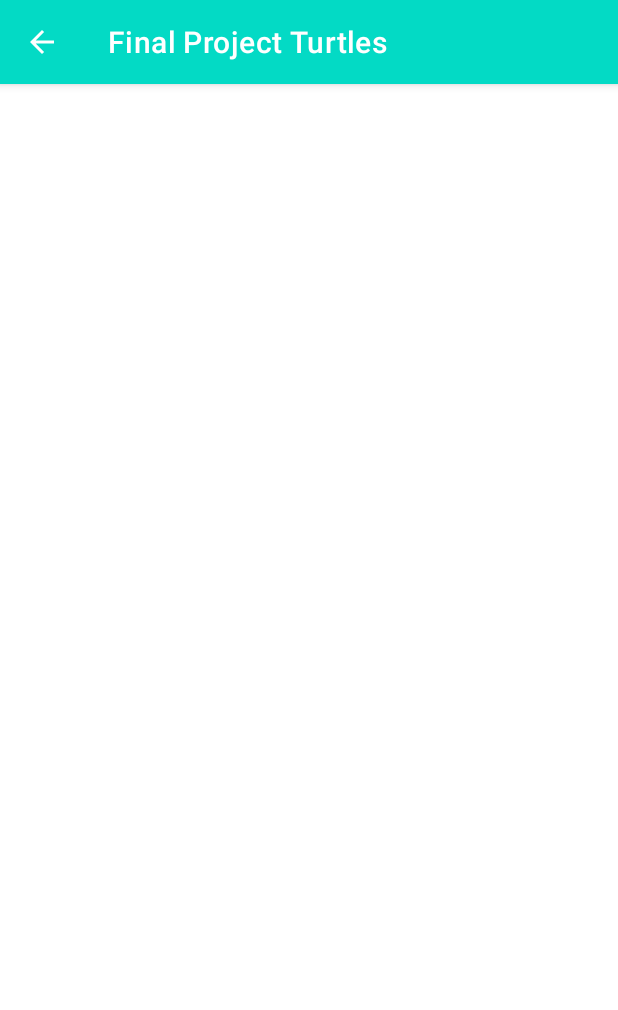
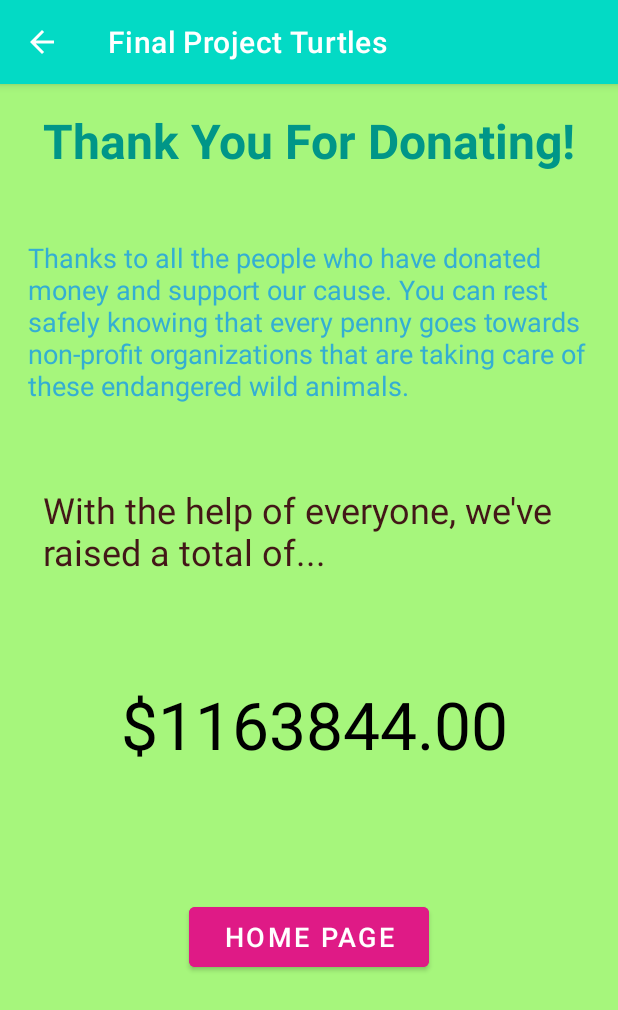
Before and after one commit to SakuretsuKumare/TheFinalTurtle2, an Android app: the ThankYouPage screen opened directly, with no data from a screen before it, on a phone screen of 412 x 824 dp. Shown: the top 1010 px of the screen. Run offline under Robolectric (Android 15) with nearby library versions, the phone set to English and light mode, and no system bars.

Commit message:
Thank You Page Added
This is the page where it brings you after you've donated x amount of money. There is a random number generator that displays the total amount of money from everyone that has donated. There is also a button at the bottom that will bring you back to the main page.

```diff
--- a/app/src/main/java/fsu/csc3560/sg/finalprojectturtles/DonateMoneyActivity.java
+++ b/app/src/main/java/fsu/csc3560/sg/finalprojectturtles/DonateMoneyActivity.java
@@ -21,13 +21,11 @@ public class DonateMoneyActivity extends AppCompatActivity {
     EditText sCode;
     Button payButton;
 
-
     @Override
     protected void onCreate(Bundle savedInstanceState) {
         super.onCreate(savedInstanceState);
         setContentView(R.layout.activity_donate_money);
 
-    /*
         firstName = findViewById(R.id.firstName);
         lastName = findViewById(R.id.lastName);
         cardNumber =  findViewById(R.id.cardNumber);
@@ -35,21 +33,20 @@ public class DonateMoneyActivity extends AppCompatActivity {
         year = findViewById(R.id.year);
         sCode = findViewById(R.id.sCode);
 
-        payButton.setOnClickListener(new View.OnClickListener(){
+        /*payButton.setOnClickListener(new View.OnClickListener(){
             @Override
-            public void onClick(View view){
+            public void onClick(View view) {
                 checkDataEntered();
             }
-        });
-        */
+        });*/
     }
-/*
+
     boolean isEmpty(EditText text) {
         CharSequence str = text.getText().toString();
         return TextUtils.isEmpty(str);
     }
 
-    void checkDataEntered() {
+    /*void checkDataEntered() {
         if (isEmpty(firstName)) {
             Toast.makeText(this, "You must enter first name to register!", Toast.LENGTH_SHORT).show();
         }
@@ -68,8 +65,8 @@ public class DonateMoneyActivity extends AppCompatActivity {
         if (isEmpty(sCode)) {
             Toast.makeText(this, "A security code is required!", Toast.LENGTH_SHORT).show();
         }
-    }
- */
+    }*/
+
     public void pay(View view) {
         Intent intent = new Intent(this, ThankYouPage.class);
         startActivity(intent);
--- a/app/src/main/java/fsu/csc3560/sg/finalprojectturtles/ThankYouPage.java
+++ b/app/src/main/java/fsu/csc3560/sg/finalprojectturtles/ThankYouPage.java
@@ -2,7 +2,14 @@ package fsu.csc3560.sg.finalprojectturtles;
 
 import androidx.appcompat.app.AppCompatActivity;
 
+import android.content.Intent;
 import android.os.Bundle;
+import android.view.View;
+import android.widget.TextView;
+
+import java.util.Random;
+
+// Some of this code was used from https://www.youtube.com/watch?v=z7QS2oHY0lM for random number
 
 public class ThankYouPage extends AppCompatActivity {
 
@@ -10,5 +17,14 @@ public class ThankYouPage extends AppCompatActivity {
     protected void onCreate(Bundle savedInstanceState) {
         super.onCreate(savedInstanceState);
         setContentView(R.layout.activity_thank_you_page);
+
+        final Random myRandom = new Random();
+        final TextView textGenerateNumber = (TextView)findViewById(R.id.randomNumber);
+        textGenerateNumber.setText("$" + String.valueOf(myRandom.nextInt(4000001)) + ".00");
+    }
+
+    public void homePage(View view) {
+        Intent intent = new Intent(this, MainActivity.class);
+        startActivity(intent);
     }
 }
--- a/app/src/main/res/layout/activity_thank_you_page.xml
+++ b/app/src/main/res/layout/activity_thank_you_page.xml
@@ -4,6 +4,75 @@
     xmlns:tools="http://schemas.android.com/tools"
     android:layout_width="match_parent"
     android:layout_height="match_parent"
+    android:background="#A6F67C"
     tools:context=".ThankYouPage">
 
+    <TextView
+        android:id="@+id/textView7"
+        android:layout_width="wrap_content"
+        android:layout_height="wrap_content"
+        android:layout_marginTop="16dp"
+        android:text="@string/thank_you_title_text"
+        android:textColor="#009688"
+        android:textSize="32sp"
+        android:textStyle="bold"
+        app:layout_constraintEnd_toEndOf="parent"
+        app:layout_constraintStart_toStartOf="parent"
+        app:layout_constraintTop_toTopOf="parent" />
+
+    <TextView
+        android:id="@+id/textView9"
+        android:layout_width="374dp"
+        android:layout_height="124dp"
+        android:layout_marginStart="16dp"
+        android:layout_marginTop="44dp"
+        android:layout_marginEnd="16dp"
+        android:text="@string/thanks_description_text"
+        android:textColor="#34AED3"
+        android:textSize="18sp"
+        app:layout_constraintEnd_toEndOf="parent"
+        app:layout_constraintHorizontal_bias="0.4"
+        app:layout_constraintStart_toStartOf="parent"
+        app:layout_constraintTop_toBottomOf="@+id/textView7" />
+
+    <TextView
+        android:id="@+id/textView10"
+        android:layout_width="354dp"
+        android:layout_height="59dp"
+        android:layout_marginStart="16dp"
+        android:layout_marginTop="40dp"
+        android:layout_marginEnd="16dp"
+        android:text="With the help of everyone, we've raised a total of..."
+        android:textColor="#431717"
+        android:textSize="24sp"
+        app:layout_constraintEnd_toEndOf="parent"
+        app:layout_constraintHorizontal_bias="0.494"
+        app:layout_constraintStart_toStartOf="parent"
+        app:layout_constraintTop_toBottomOf="@+id/textView9" />
+
+    <TextView
+        android:id="@+id/randomNumber"
+        android:layout_width="349dp"
+        android:layout_height="72dp"
+        android:layout_marginTop="64dp"
+        android:gravity="center"
+        android:textColor="#000000"
+        android:textSize="44sp"
+        app:layout_constraintEnd_toEndOf="parent"
+        app:layout_constraintHorizontal_bias="0.548"
+        app:layout_constraintStart_toStartOf="parent"
+        app:layout_constraintTop_toBottomOf="@+id/textView10" />
+
+    <Button
+        android:id="@+id/button"
+        android:layout_width="160dp"
+        android:layout_height="52dp"
+        android:layout_marginTop="80dp"
+        android:backgroundTint="#DF1A86"
+        android:onClick="homePage"
+        android:text="@string/home_page_text"
+        android:textSize="18sp"
+        app:layout_constraintEnd_toEndOf="parent"
+        app:layout_constraintStart_toStartOf="parent"
+        app:layout_constraintTop_toBottomOf="@+id/randomNumber" />
 </androidx.constraintlayout.widget.ConstraintLayout>
--- a/app/src/main/res/values/strings.xml
+++ b/app/src/main/res/values/strings.xml
@@ -1,9 +1,9 @@
 <resources>
     <string name="app_name">Final Project Turtles</string>
     <string name="title2ndPage">What We Can Do</string>
-    <string name="flavor2ndPage">Participate in coastal clean-ups and reduce plastic use to keep our beaches and ocean clean. Trash in the ocean can harm sea turtles and other creatures that live there.</string>
+    <string name="flavor2ndPage">Participate in coastal clean-ups and reduce plastic use to keep our beaches and ocean clean. Trash in the ocean can harm sea turtles and other creatures that live there. You guys can also help spread awareness!</string>
     <string name="turtleButton">Click me to learn more online:</string>
-    <string name="summary">Turtles are struggling every day due to unnatural pollution caused by humans. We can are a nonprofit organization that has certified staff to take care of sea turtles that almost lost their lives and giving them a second chance to live. You guys can help too!</string>
+    <string name="summary">Turtles are struggling every day due to unnatural pollution caused by humans. We are a nonprofit organization that has certified staff to take care of sea turtles that almost lost their lives and giving them a second chance to live. You guys can help too!</string>
     <string name="button1">What Can We Do?</string>
     <string name="button2">Donate Now!</string>
     <string name="first_name_text">First Name</string>
@@ -11,9 +11,9 @@
     <string name="card_number_text">Card Number</string>
     <string name="card_number_example">XXXX - XXXX - XXXX - XXXX</string>
     <string name="expires_text">Expires</string>
-    <string name="month_text">Month</string>
-    <string name="year_text">Year</string>
-    <string name="security_text">Security Code</string>
+    <string name="month_text">Month (MM)</string>
+    <string name="year_text">Year (YYYY)</string>
+    <string name="security_text">Security Code (123)</string>
     <string name="pay_now_button">PAY NOW</string>
     <string name="first_fragment_label">First Fragment</string>
     <string name="second_fragment_label">Second Fragment</string>
@@ -24,5 +24,8 @@
     <string name="hello_blank_fragment">Hello blank fragment</string>
     <string name="credit_card_text">Credit Card</string>
     <string name="debit_card_text">Debit Card</string>
+    <string name="thank_you_title_text">Thank You For Donating!</string>
+    <string name="thanks_description_text">Thanks to all the people who have donated money and support our cause. You can rest safely knowing that every penny goes towards non-profit organizations that are taking care of these endangered wild animals.</string>
+    <string name="home_page_text">Home Page</string>
 
 </resources>
```
